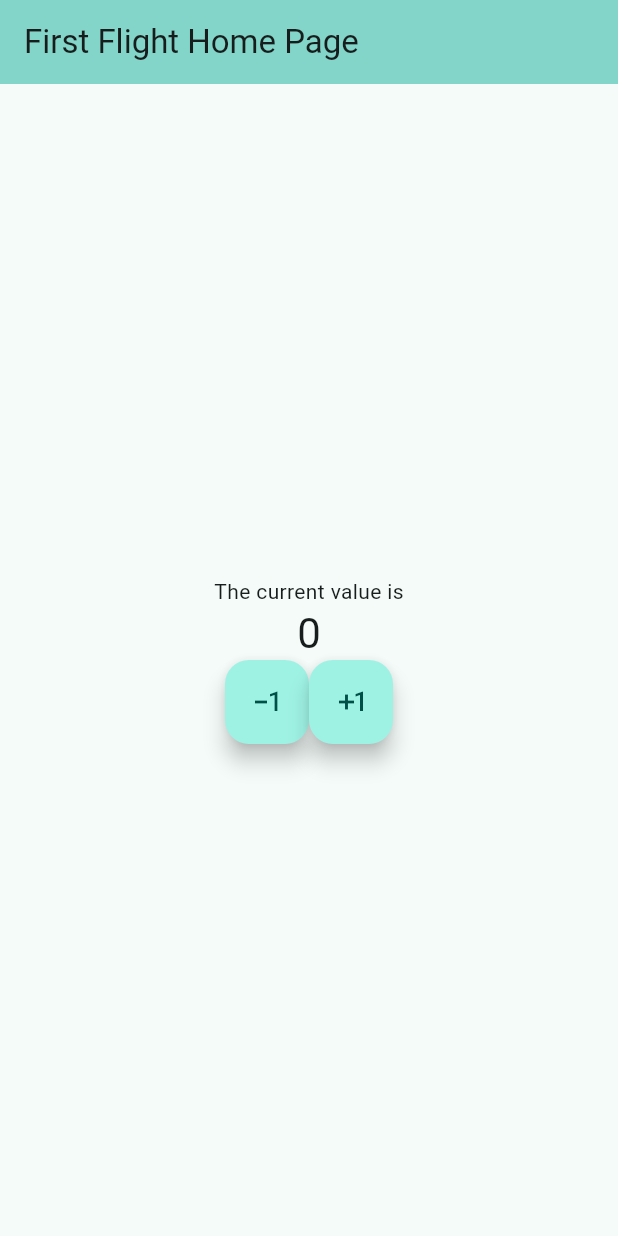
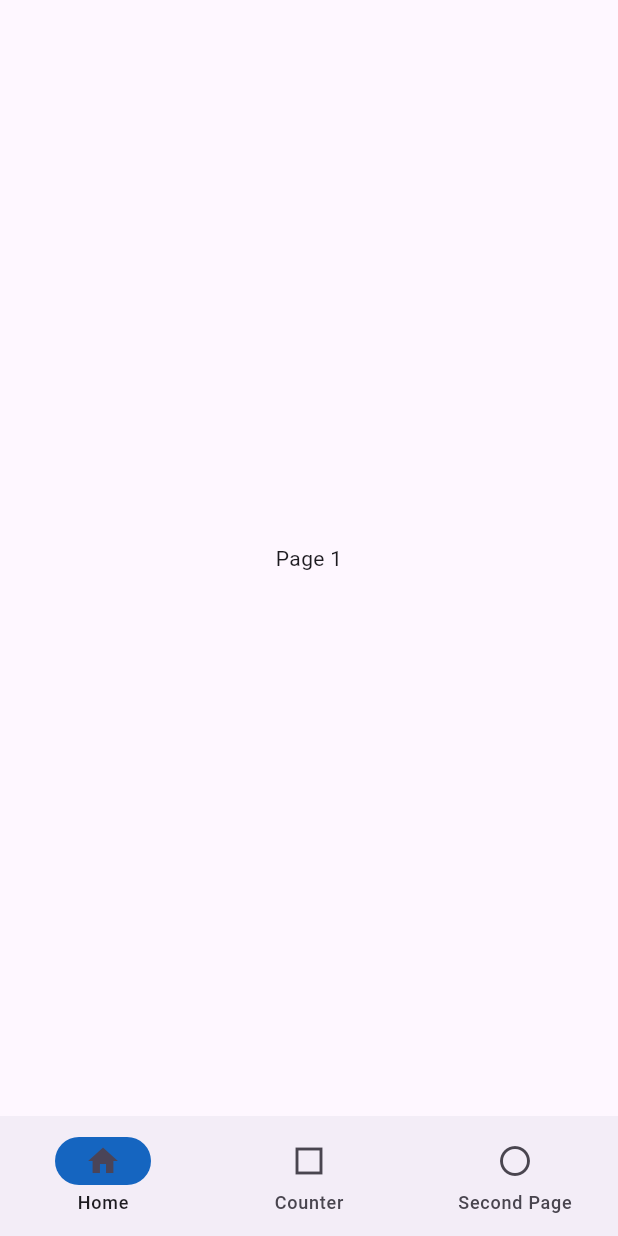
Before and after one commit to Thomas-Oz-Dunn/first_flight, a Flutter app: the screen it shows after launch, on a phone screen of 412 x 824 dp. Run offline on Flutter 3.47's test engine with Material 2 defaults, Android fonts, the phone set to English and light mode, and no system bars.

Commit message:
main.dart: add navigation bar for multipage app

```diff
--- a/lib/main.dart
+++ b/lib/main.dart
@@ -1,8 +1,6 @@
 import 'package:flutter/material.dart';
 
-void main() {
-  runApp(const FirstFlightApp());
-}
+void main() => runApp(const FirstFlightApp());
 
 class FirstFlightApp extends StatelessWidget {
   const FirstFlightApp({super.key});
@@ -12,10 +10,65 @@ class FirstFlightApp extends StatelessWidget {
     return MaterialApp(
       title: 'First Flight',
       theme: ThemeData(
-        colorScheme: ColorScheme.fromSeed(seedColor: Colors.teal),
         useMaterial3: true,
       ),
-      home: const CounterPage(title: 'First Flight Home Page'),
+      home: const MainPage(),
+    );
+  }
+}
+
+class MainPage extends StatefulWidget {
+  const MainPage({super.key});
+
+  @override
+  State<MainPage> createState() => _MainPageState();
+}
+
+class _MainPageState extends State<MainPage> {
+  int currentPageIndex = 0;
+
+  @override
+  Widget build(BuildContext context) {
+    const dests = <Widget>[
+        NavigationDestination(
+          selectedIcon: Icon(Icons.home),
+          icon: Icon(Icons.home_outlined),
+          label: 'Home',
+        ),
+        NavigationDestination(
+          selectedIcon: Icon(Icons.square),
+          icon: Icon(Icons.square_outlined),
+          label: 'Counter',
+        ),
+        NavigationDestination(
+          selectedIcon: Icon(Icons.circle),
+          icon: Icon(Icons.circle_outlined),
+          label: 'Second Page',
+        ),
+      ];
+
+    var pages = <Widget>[
+        Container(
+          alignment: Alignment.center,
+          child: const Text('Page 1'),
+        ),
+        const CounterPage(title: 'Counter Page'),
+        Container(
+          alignment: Alignment.center,
+          child: const Text('Page 2'),
+        ),
+      ];
+
+    return Scaffold(
+      bottomNavigationBar: NavigationBar(
+        onDestinationSelected: (int index) {
+          setState(() {currentPageIndex = index;});
+        },
+        indicatorColor: Colors.blue[800],
+        selectedIndex: currentPageIndex,
+        destinations: dests,
+      ),
+      body: pages[currentPageIndex],
     );
   }
 }
@@ -30,6 +83,7 @@ class CounterPage extends StatefulWidget {
 }
 
 
+// Store counter when on other pages
 class _CounterPageState extends State<CounterPage> {
   int _counter = 0;
 
```
